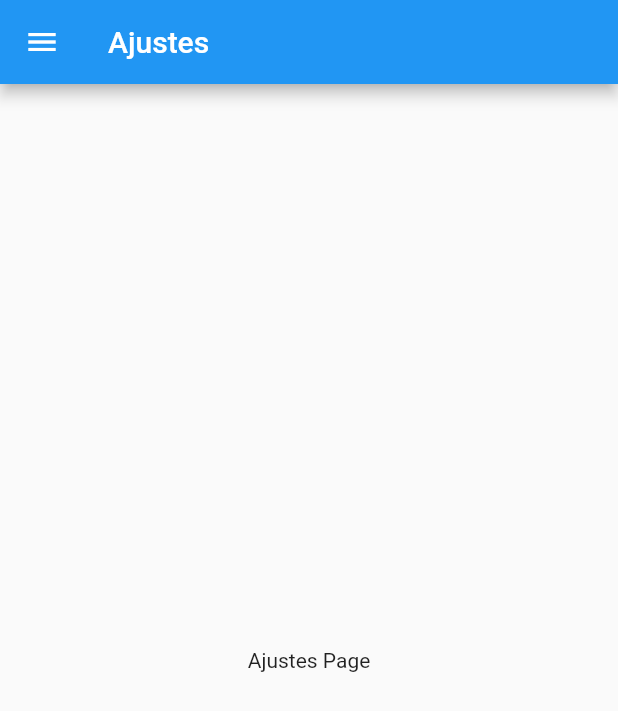
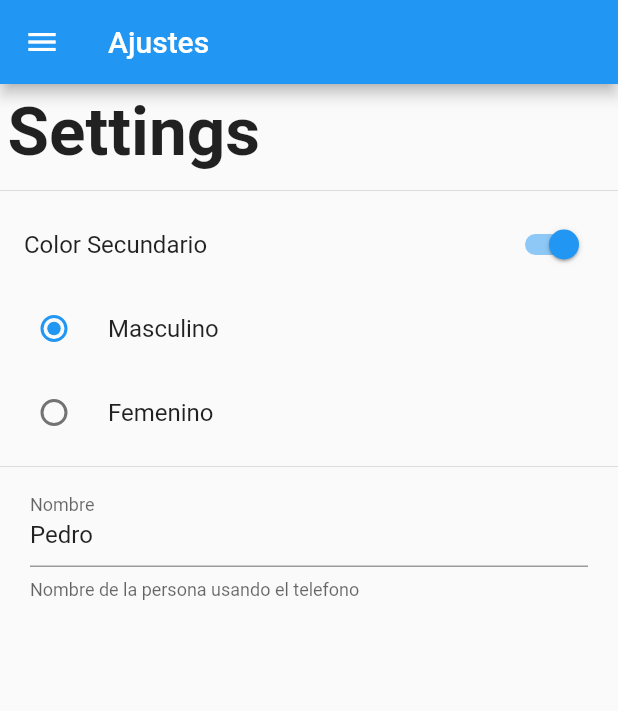
Before and after one commit to MaryBenitez/Preferencias, a Flutter app: the SettingsPage screen opened by its route, on a phone screen of 412 x 824 dp. Shown: the top 711 px of the screen. Run offline on Flutter 3.47's test engine with Material 2 defaults, Android fonts, the phone set to English and light mode, and no system bars.

Commit message:
diseño de la pagina ajustes

```diff
--- a/lib/src/settings_page.dart
+++ b/lib/src/settings_page.dart
@@ -1,20 +1,81 @@
 import 'package:flutter/material.dart';
 import 'package:preferenciasusuarioapp/src/widgets/menu_widget.dart';
 
-class SettingsPage extends StatelessWidget {
+class SettingsPage extends StatefulWidget {
+  static final String routeName = 'settings';
 
-  static final String routeName = 'settings';
+  @override
+  _SettingsPageState createState() => _SettingsPageState();
+}
+
+class _SettingsPageState extends State<SettingsPage> {
+  bool _colorSecundario = false;
+  int _genero = 1;
+  String _nombre = 'Pedro';
+
+  TextEditingController _textController;
+
+  @override
+  void initState() {
+    super.initState();
+
+    _textController = new TextEditingController(text: _nombre);
+  }
 
   @override
   Widget build(BuildContext context) {
     return Scaffold(
-      appBar: AppBar(
-        title: Text('Ajustes'),
-      ),
-      drawer: MenuWidget(),
-      body: Center(
-        child: Text('Ajustes Page'),
-      )
-    );
+        appBar: AppBar(
+          title: Text('Ajustes'),
+        ),
+        drawer: MenuWidget(),
+        body: ListView(
+          children: <Widget>[
+            Container(
+              padding: EdgeInsets.all(5.0),
+              child: Text(
+                'Settings',
+                style: TextStyle(fontSize: 45.0, fontWeight: FontWeight.bold),
+              ),
+            ),
+            Divider(),
+            SwitchListTile(
+              value: true,
+              title: Text('Color Secundario'),
+              onChanged: (value) {},
+            ),
+            RadioListTile(
+              value: 1,
+              title: Text('Masculino'),
+              groupValue: _genero,
+              onChanged: (value) {
+                setState(() {
+                  _genero = value;
+                });
+              },
+            ),
+            RadioListTile(
+              value: 2,
+              title: Text('Femenino'),
+              groupValue: _genero,
+              onChanged: (value) {
+                setState(() {
+                  _genero = value;
+                });
+              },
+            ),
+            Divider(),
+            Container(
+              padding: EdgeInsets.symmetric(horizontal: 20.0),
+              child: TextField(
+                controller: _textController,
+                decoration: InputDecoration(
+                  labelText: 'Nombre',
+                  helperText: 'Nombre de la persona usando el telefono',
+                ),
+              ),
+            )
+          ],
+        ));
   }
 }
```
